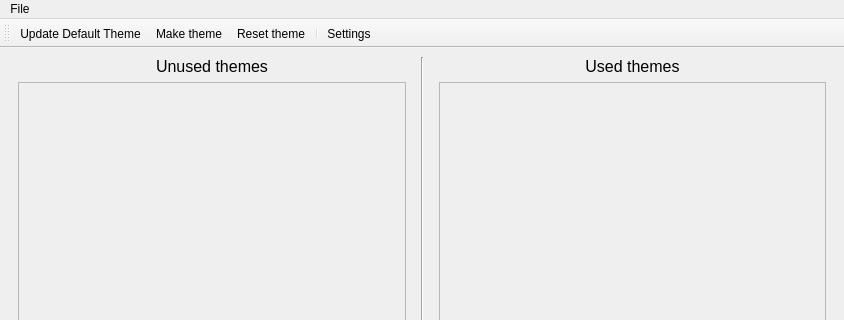
Above: ui/mainwindow.ui from DrLutzi/wakfu-theme-manager before the change; both pictures show x 0 to 844 and y 0 to 320 of the 844 by 600 pixel window. Below: the same form after it.
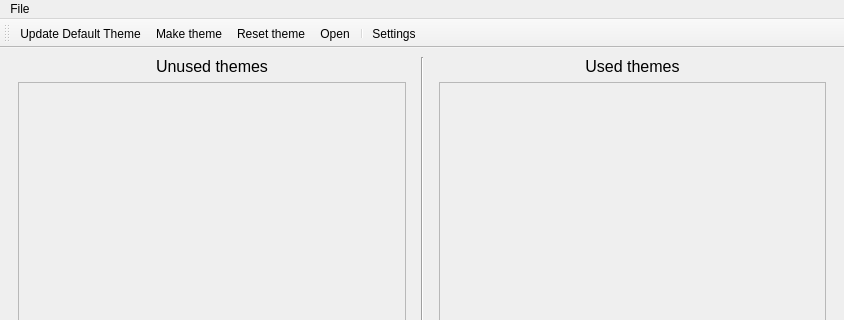
That is the form after the change.

Commit message:
Added action to open themes.
The user can either select a theme folder or a folder containing several themes.

The edit to the form file:
```diff
--- a/ui/mainwindow.ui
+++ b/ui/mainwindow.ui
@@ -165,6 +165,7 @@
    <addaction name="actionDownload"/>
    <addaction name="actionMake_theme"/>
    <addaction name="actionReset"/>
+   <addaction name="actionOpen"/>
    <addaction name="separator"/>
    <addaction name="actionParameters"/>
   </widget>
```
Left out of the diff: 3 changed lines with no effect on the pictures. The commit also changes 6 other files.
